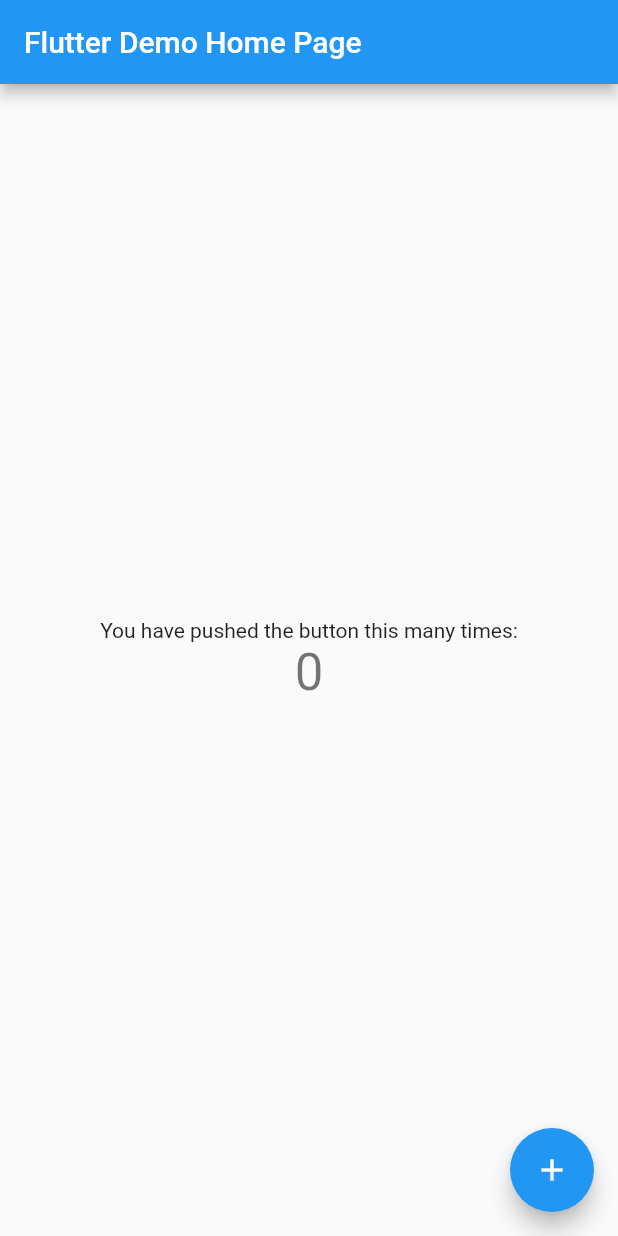
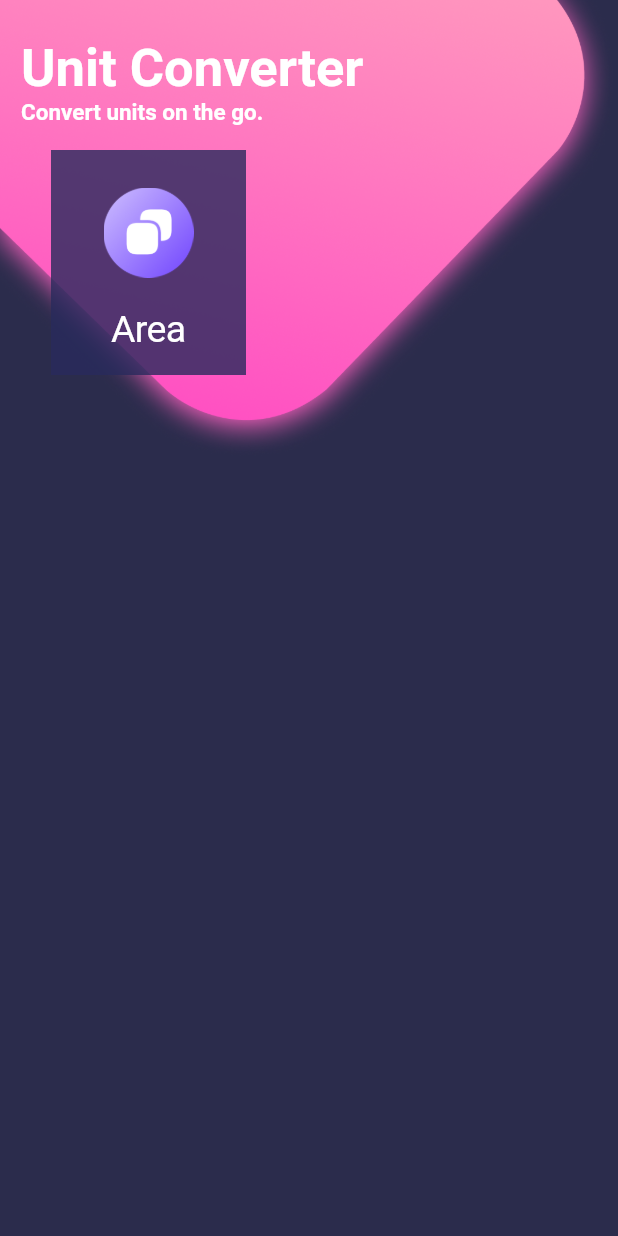
Before and after one commit to em-azhar/unitconverter, a Flutter app: the screen it shows after launch, on a phone screen of 412 x 824 dp. Run offline on Flutter 3.47's test engine with Material 2 defaults, Android fonts, the phone set to English and light mode, and no system bars.

Commit message:
quantity button created homepage modified some minor changes

```diff
--- a/lib/main.dart
+++ b/lib/main.dart
@@ -1,115 +1,21 @@
 import 'package:flutter/material.dart';
+import 'package:unitconverter/pages/home_page.dart';
 
 void main() {
-  runApp(const MyApp());
+  runApp(
+    MaterialApp(
+      debugShowCheckedModeBanner: false,
+      darkTheme: ThemeData.dark(),
+      home: const MyApp(),
+    ),
+  );
 }
 
 class MyApp extends StatelessWidget {
   const MyApp({Key? key}) : super(key: key);
 
-  // This widget is the root of your application.
   @override
   Widget build(BuildContext context) {
-    return MaterialApp(
-      title: 'Flutter Demo',
-      theme: ThemeData(
-        // This is the theme of your application.
-        //
-        // Try running your application with "flutter run". You'll see the
-        // application has a blue toolbar. Then, without quitting the app, try
-        // changing the primarySwatch below to Colors.green and then invoke
-        // "hot reload" (press "r" in the console where you ran "flutter run",
-        // or simply save your changes to "hot reload" in a Flutter IDE).
-        // Notice that the counter didn't reset back to zero; the application
-        // is not restarted.
-        primarySwatch: Colors.blue,
-      ),
-      home: const MyHomePage(title: 'Flutter Demo Home Page'),
-    );
+    return const Home();
   }
 }
-
-class MyHomePage extends StatefulWidget {
-  const MyHomePage({Key? key, required this.title}) : super(key: key);
-
-  // This widget is the home page of your application. It is stateful, meaning
-  // that it has a State object (defined below) that contains fields that affect
-  // how it looks.
-
-  // This class is the configuration for the state. It holds the values (in this
-  // case the title) provided by the parent (in this case the App widget) and
-  // used by the build method of the State. Fields in a Widget subclass are
-  // always marked "final".
-
-  final String title;
-
-  @override
-  State<MyHomePage> createState() => _MyHomePageState();
-}
-
-class _MyHomePageState extends State<MyHomePage> {
-  int _counter = 0;
-
-  void _incrementCounter() {
-    setState(() {
-      // This call to setState tells the Flutter framework that something has
-      // changed in this State, which causes it to rerun the build method below
-      // so that the display can reflect the updated values. If we changed
-      // _counter without calling setState(), then the build method would not be
-      // called again, and so nothing would appear to happen.
-      _counter++;
-    });
-  }
-
-  @override
-  Widget build(BuildContext context) {
-    // This method is rerun every time setState is called, for instance as done
-    // by the _incrementCounter method above.
-    //
-    // The Flutter framework has been optimized to make rerunning build methods
-    // fast, so that you can just rebuild anything that needs updating rather
-    // than having to individually change instances of widgets.
-    return Scaffold(
-      appBar: AppBar(
-        // Here we take the value from the MyHomePage object that was created by
-        // the App.build method, and use it to set our appbar title.
-        title: Text(widget.title),
-      ),
-      body: Center(
-        // Center is a layout widget. It takes a single child and positions it
-        // in the middle of the parent.
-        child: Column(
-          // Column is also a layout widget. It takes a list of children and
-          // arranges them vertically. By default, it sizes itself to fit its
-          // children horizontally, and tries to be as tall as its parent.
-          //
-          // Invoke "debug painting" (press "p" in the console, choose the
-          // "Toggle Debug Paint" action from the Flutter Inspector in Android
-          // Studio, or the "Toggle Debug Paint" command in Visual Studio Code)
-          // to see the wireframe for each widget.
-          //
-          // Column has various properties to control how it sizes itself and
-          // how it positions its children. Here we use mainAxisAlignment to
-          // center the children vertically; the main axis here is the vertical
-          // axis because Columns are vertical (the cross axis would be
-          // horizontal).
-          mainAxisAlignment: MainAxisAlignment.center,
-          children: <Widget>[
-            const Text(
-              'You have pushed the button this many times:',
-            ),
-            Text(
-              '$_counter',
-              style: Theme.of(context).textTheme.headline4,
-            ),
-          ],
-        ),
-      ),
-      floatingActionButton: FloatingActionButton(
-        onPressed: _incrementCounter,
-        tooltip: 'Increment',
-        child: const Icon(Icons.add),
-      ), // This trailing comma makes auto-formatting nicer for build methods.
-    );
-  }
-}
--- /dev/null
+++ b/lib/pages/home_page.dart
@@ -0,0 +1,56 @@
+import 'package:flutter/material.dart';
+import 'package:unitconverter/widgets/quantity_button.dart';
+
+class Home extends StatefulWidget {
+  const Home({Key? key}) : super(key: key);
+
+  @override
+  State<Home> createState() => _HomeState();
+}
+
+class _HomeState extends State<Home> {
+  @override
+  Widget build(BuildContext context) {
+    return Scaffold(
+      body: Container(
+        constraints: const BoxConstraints.expand(),
+        decoration: const BoxDecoration(
+          image: DecorationImage(
+            image: AssetImage(
+              "assets/images/bg.png",
+            ),
+            fit: BoxFit.cover,
+          ),
+        ),
+        child: SafeArea(
+          child: Padding(
+            padding: const EdgeInsets.only(top: 25, left: 14),
+            child: Column(
+              mainAxisAlignment: MainAxisAlignment.start,
+              crossAxisAlignment: CrossAxisAlignment.start,
+              children: const [
+                Text(
+                  "Unit Converter",
+                  style: TextStyle(
+                    fontSize: 35,
+                    color: Colors.white,
+                    fontWeight: FontWeight.bold,
+                  ),
+                ),
+                Text(
+                  "Convert units on the go.",
+                  style: TextStyle(
+                    fontSize: 15,
+                    color: Colors.white,
+                    fontWeight: FontWeight.bold,
+                  ),
+                ),
+                QuantityButton()
+              ],
+            ),
+          ),
+        ),
+      ),
+    );
+  }
+}
--- /dev/null
+++ b/lib/widgets/quantity_button.dart
@@ -0,0 +1,45 @@
+import 'package:flutter/cupertino.dart';
+import 'package:flutter/material.dart';
+
+class QuantityButton extends StatelessWidget {
+  const QuantityButton({Key? key}) : super(key: key);
+
+  @override
+  Widget build(BuildContext context) {
+    return CupertinoButton(
+      pressedOpacity: 0.9,
+      onPressed: () {},
+      child: Container(
+        height: 150,
+        width: 130,
+        decoration: const BoxDecoration(
+          color: Color.fromRGBO(40, 42, 92, 0.8),
+        ),
+        child: Column(
+          children: const [
+            Padding(
+              padding: EdgeInsets.only(
+                top: 25,
+                bottom: 20,
+              ),
+              child: Image(
+                height: 60,
+                width: 60,
+                image: AssetImage(
+                  "assets/icons/area.png",
+                ),
+              ),
+            ),
+            Text(
+              "Area",
+              style: TextStyle(
+                fontSize: 25,
+                color: Colors.white,
+              ),
+            ),
+          ],
+        ),
+      ),
+    );
+  }
+}
--- a/pubspec.yaml
+++ b/pubspec.yaml
@@ -58,9 +58,9 @@
   uses-material-design: true
 
   # To add assets to your application, add an assets section, like this:
-  # assets:
-  #   - images/a_dot_burr.jpeg
-  #   - images/a_dot_ham.jpeg
+  assets:
+    - assets/images/
+    - assets/icons/
 
   # An image asset can refer to one or more resolution-specific "variants", see
   # https://flutter.dev/assets-and-images/#resolution-aware
```
Also changed, not shown: assets/icons/area.png (added), assets/icons/length.png (added), assets/icons/speed.png (added), assets/icons/temperature.png (added), assets/icons/time.png (added), assets/icons/volume.png (added), assets/images/bg.png (added).
